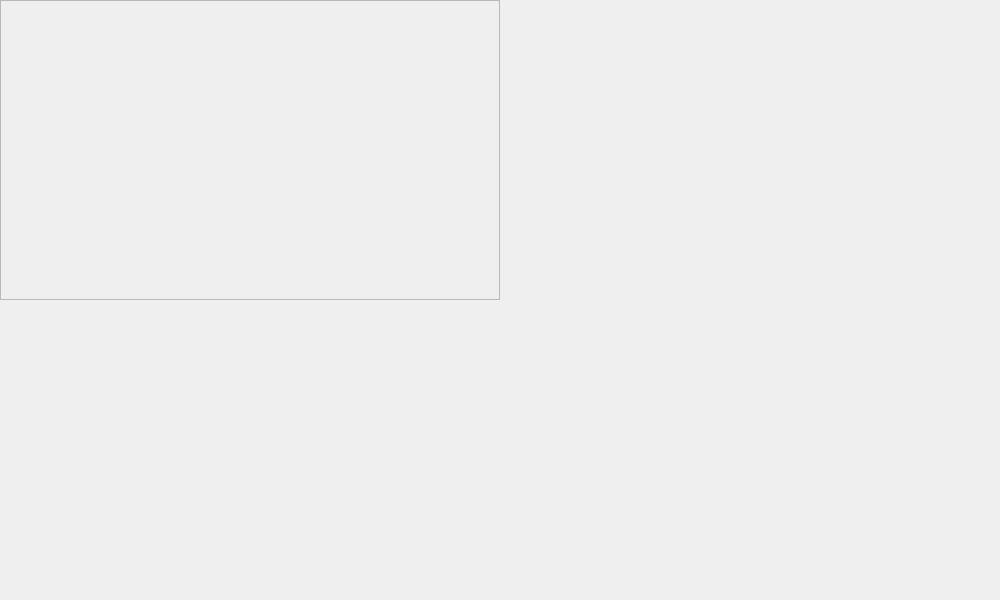
codebydant/sfM_danPipeline, file src/Visualizer.ui: the form before one commit.
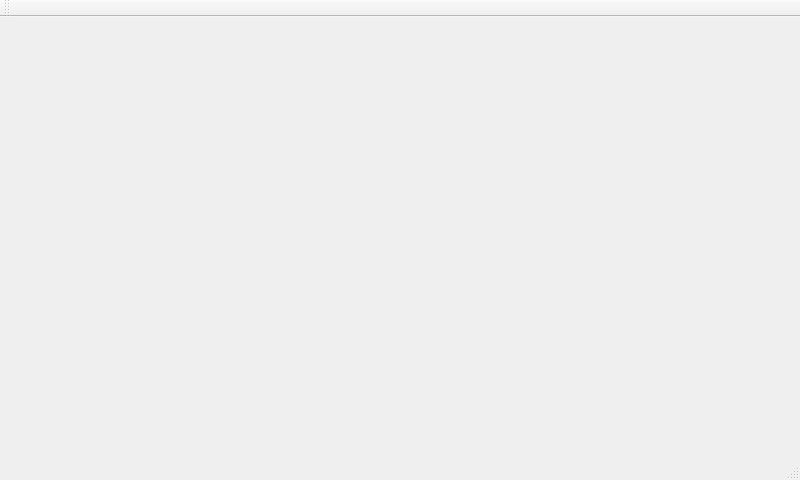
The form after the commit. Custom widgets are drawn as their Qt base class.

Diff of the .ui file:
```diff
--- a/src/Visualizer.ui
+++ b/src/Visualizer.ui
@@ -1,59 +1,77 @@
 <?xml version="1.0" encoding="UTF-8"?>
 <ui version="4.0">
  <class>Visualizer</class>
- <widget class="QWidget" name="Visualizer">
-  <property name="windowModality">
-   <enum>Qt::ApplicationModal</enum>
-  </property>
+ <widget class="QMainWindow" name="Visualizer">
   <property name="geometry">
    <rect>
     <x>0</x>
     <y>0</y>
-    <width>1000</width>
-    <height>600</height>
+    <width>800</width>
+    <height>480</height>
    </rect>
   </property>
+  <property name="sizePolicy">
+   <sizepolicy hsizetype="Fixed" vsizetype="Fixed">
+    <horstretch>0</horstretch>
+    <verstretch>0</verstretch>
+   </sizepolicy>
+  </property>
   <property name="minimumSize">
    <size>
-    <width>1000</width>
-    <height>600</height>
+    <width>800</width>
+    <height>480</height>
    </size>
   </property>
   <property name="maximumSize">
    <size>
-    <width>1000</width>
-    <height>600</height>
+    <width>800</width>
+    <height>480</height>
    </size>
   </property>
-  <property name="font">
-   <font>
-    <family>Ubuntu Mono</family>
-   </font>
-  </property>
   <property name="windowTitle">
    <string>3D Reconstruction</string>
   </property>
-  <property name="layoutDirection">
-   <enum>Qt::LeftToRight</enum>
-  </property>
-  <widget class="QFrame" name="Frame1">
+  <widget class="QWidget" name="centralWidget">
+   <widget class="QVTKWidget" name="qvtkwidget" native="true">
+    <property name="geometry">
+     <rect>
+      <x>400</x>
+      <y>0</y>
+      <width>390</width>
+      <height>480</height>
+     </rect>
+    </property>
+   </widget>
+  </widget>
+  <widget class="QMenuBar" name="menuBar">
    <property name="geometry">
     <rect>
      <x>0</x>
      <y>0</y>
-     <width>500</width>
-     <height>300</height>
+     <width>800</width>
+     <height>22</height>
     </rect>
    </property>
-   <property name="frameShape">
-    <enum>QFrame::StyledPanel</enum>
-   </property>
-   <property name="frameShadow">
-    <enum>QFrame::Raised</enum>
-   </property>
   </widget>
+  <widget class="QToolBar" name="mainToolBar">
+   <attribute name="toolBarArea">
+    <enum>TopToolBarArea</enum>
+   </attribute>
+   <attribute name="toolBarBreak">
+    <bool>false</bool>
+   </attribute>
+  </widget>
+  <widget class="QStatusBar" name="statusBar"/>
  </widget>
  <layoutdefault spacing="6" margin="11"/>
+ <customwidgets>
+  <customwidget>
+   <class>QVTKWidget</class>
+   <extends>QWidget</extends>
+   <header location="global">QVTKWidget.h</header>
+   <container>1</container>
+  </customwidget>
+ </customwidgets>
  <resources/>
  <connections/>
 </ui>
```
Left out of the diff: 2 changed lines with no effect on the pictures.
